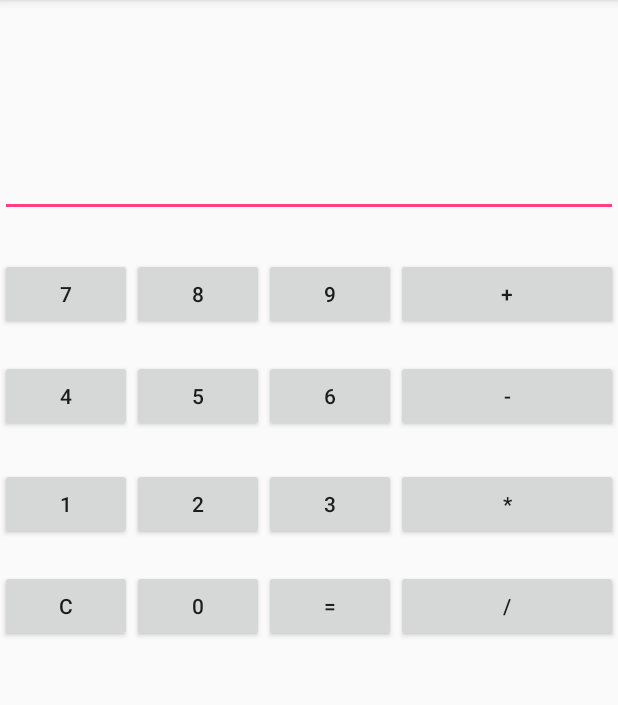
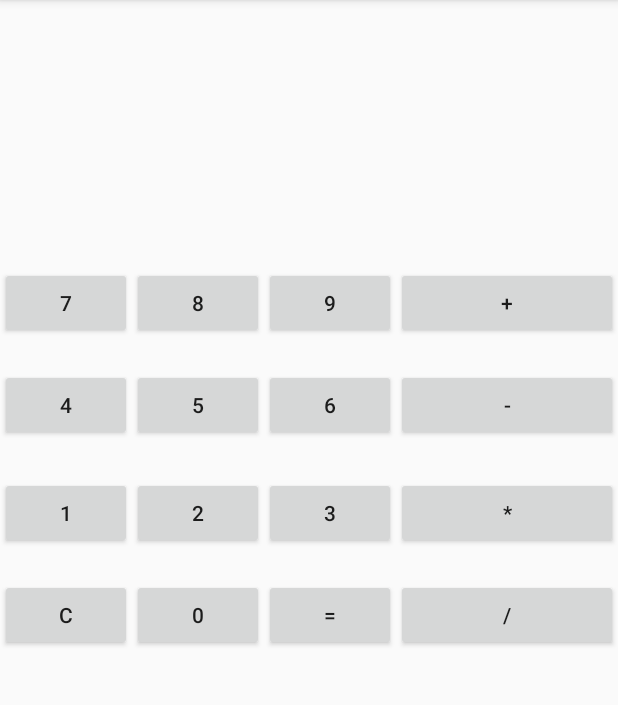
Before and after one commit to miyuiki/Calculator, an Android app: the screen it shows after launch (MainActivity), on a phone screen of 412 x 824 dp, the part 84-789 px from its top. Run offline under Robolectric (Android 15) with nearby library versions, the phone set to English and light mode, and no system bars.

Commit message:
0317 cimmit

```diff
--- a/app/src/main/java/com/example/jay/calculator/MainActivity.java
+++ b/app/src/main/java/com/example/jay/calculator/MainActivity.java
@@ -24,7 +24,7 @@ public class MainActivity extends AppCompatActivity {
         super.onCreate(savedInstanceState);
         setContentView(R.layout.activity_main);
 
-        txtShow = (TextView)findViewById(R.id.editText);
+        txtShow = (TextView)findViewById(R.id.textView);
         b1 = (Button) findViewById(R.id.button);
         b2 = (Button) findViewById(R.id.button2);
         b3 = (Button) findViewById(R.id.button3);
--- a/app/src/main/res/layout/activity_main.xml
+++ b/app/src/main/res/layout/activity_main.xml
@@ -16,14 +16,12 @@
         android:layout_alignParentStart="true"
         android:layout_marginTop="27dp">
 
-        <EditText
-            android:id="@+id/editText"
+        <TextView
+            android:id="@+id/textView"
             android:layout_width="match_parent"
-            android:layout_height="117dp"
-            android:ems="10"
-            android:inputType="none"
+            android:layout_height="123dp"
             android:textColor="@color/colorAccent"
-            android:textSize="30sp"
+            android:textSize="36sp"
             android:textStyle="bold" />
 
     </LinearLayout>
@@ -65,6 +63,7 @@
                 android:layout_width="wrap_content"
                 android:layout_height="wrap_content"
                 android:layout_weight="1"
+                android:elevation="0dp"
                 android:text="+" />
         </LinearLayout>
 
```
